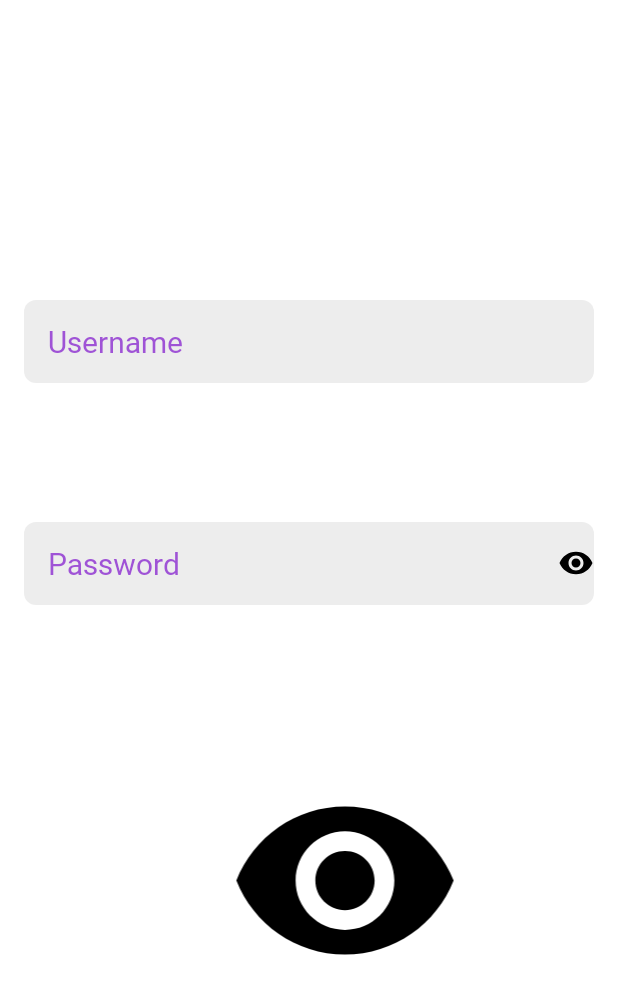
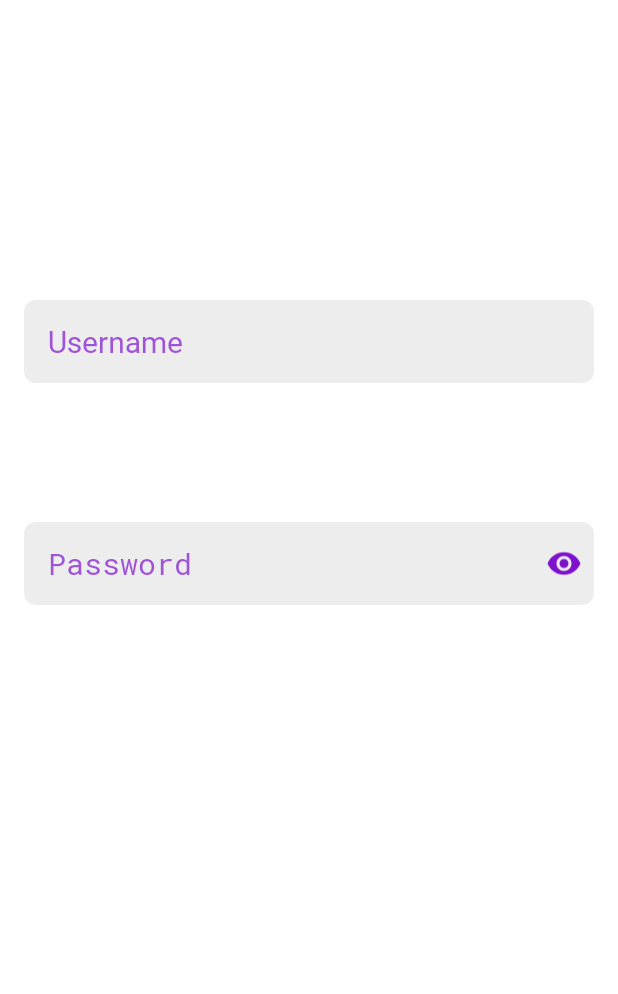
Before and after one commit to siddhantkumarupmanyu/DataStoreTest, an Android app: the screen it shows after launch (MainActivity), on a phone screen of 412 x 824 dp. Shown: the top 994 px of the screen. Run offline under Robolectric (Android 15) with nearby library versions, the phone set to English and light mode, and no system bars; our stand-ins replace data binding.

Commit message:
password field finished

```diff
--- a/app/src/main/java/com/example/datastore/FirstFragment.kt
+++ b/app/src/main/java/com/example/datastore/FirstFragment.kt
@@ -2,10 +2,12 @@ package com.example.datastore
 
 import android.graphics.drawable.Drawable
 import android.os.Bundle
+import android.text.InputType
 import android.view.LayoutInflater
 import android.view.View
 import android.view.ViewGroup
-import androidx.appcompat.content.res.AppCompatResources
+import android.widget.EditText
+import android.widget.ImageView
 import androidx.fragment.app.Fragment
 import androidx.vectordrawable.graphics.drawable.Animatable2Compat
 import androidx.vectordrawable.graphics.drawable.AnimatedVectorDrawableCompat
@@ -32,43 +34,57 @@ class FirstFragment : Fragment() {
     override fun onViewCreated(view: View, savedInstanceState: Bundle?) {
         super.onViewCreated(view, savedInstanceState)
 
-        setUpPassword()
-
-        setUpImageView()
+        setUpPasswordView(binding.passwordImageView, binding.password)
     }
 
-    private fun setUpImageView() {
-        binding.imageView.setImageDrawable(
+    private fun setUpPasswordView(imageView: ImageView, editText: EditText) {
+        imageView.setImageDrawable(
             AnimatedVectorDrawableCompat.create(
                 requireContext(),
                 R.drawable.anim_cut_the_eye
             )!!
         )
 
-        binding.imageView.setOnClickListener(object : View.OnClickListener {
+        imageView.setOnClickListener(object : View.OnClickListener {
             var isCut = false
 
             override fun onClick(v: View?) {
-                val drawable = binding.imageView.drawable as AnimatedVectorDrawableCompat
+                val drawable = imageView.drawable as AnimatedVectorDrawableCompat
 
                 drawable.registerAnimationCallback(object : Animatable2Compat.AnimationCallback() {
-                    override fun onAnimationEnd(drawable: Drawable?) {
-                        super.onAnimationEnd(drawable)
+                    override fun onAnimationEnd(d: Drawable?) {
+                        super.onAnimationEnd(d)
+
+                        drawable.unregisterAnimationCallback(this)
 
                         isCut = !isCut
 
-                        val avd: AnimatedVectorDrawableCompat = if (isCut) {
-                            AnimatedVectorDrawableCompat.create(
+                        val avd: AnimatedVectorDrawableCompat
+
+                        if (isCut) {
+                            avd = AnimatedVectorDrawableCompat.create(
                                 requireContext(),
                                 R.drawable.anim_remove_the_cut
                             )!!
+
+                            editText.performAndRestoreCursorPosition {
+                                editText.inputType =
+                                    InputType.TYPE_CLASS_TEXT or InputType.TYPE_TEXT_VARIATION_VISIBLE_PASSWORD
+                            }
+
                         } else {
-                            AnimatedVectorDrawableCompat.create(
+                            avd = AnimatedVectorDrawableCompat.create(
                                 requireContext(),
                                 R.drawable.anim_cut_the_eye
                             )!!
+
+                            editText.performAndRestoreCursorPosition {
+                                editText.inputType =
+                                    InputType.TYPE_CLASS_TEXT or InputType.TYPE_TEXT_VARIATION_PASSWORD
+                            }
+
                         }
-                        binding.imageView.setImageDrawable(avd)
+                        imageView.setImageDrawable(avd)
                     }
                 })
 
@@ -77,21 +93,13 @@ class FirstFragment : Fragment() {
         })
     }
 
-    private fun setUpPassword() {
-        val on =
-            AppCompatResources.getDrawable(requireContext(), R.drawable.visibility_on)!!
-        // // val visibilityOffDrawable =
-        // //     AppCompatResources.getDrawable(requireContext(), R.drawable.visiblity_off)
-        //
-        //
-        // on.callback
-        //
-        binding.password.setCompoundDrawablesWithIntrinsicBounds(null, null, on, null)
+    private fun EditText.performAndRestoreCursorPosition(operation: () -> Unit) {
+        val selectionStart = this.selectionStart
+        val selectionEnd = this.selectionEnd
+        operation.invoke()
+        this.setSelection(selectionStart, selectionEnd)
+    }
 
-        // binding.password.setOnTouchListener(
-        //
-        // )
-    }
 
     override fun onDestroyView() {
         super.onDestroyView()
--- a/app/src/main/res/drawable/anim_cut_the_eye.xml
+++ b/app/src/main/res/drawable/anim_cut_the_eye.xml
@@ -1,5 +1,4 @@
-<animated-vector
-    xmlns:android="http://schemas.android.com/apk/res/android"
+<animated-vector xmlns:android="http://schemas.android.com/apk/res/android"
     xmlns:aapt="http://schemas.android.com/aapt">
     <aapt:attr name="android:drawable">
         <vector
@@ -10,44 +9,44 @@
             android:viewportHeight="24">
             <path
                 android:name="path"
-                android:pathData="M 12 4.5 C 7 4.5 2.73 7.61 1 12 C 2.73 16.39 7 19.5 12 19.5 C 17 19.5 21.27 16.39 23 12 C 21.27 7.61 17 4.5 12 4.5 Z M 12 17 C 9.24 17 7 14.76 7 12 C 7 9.24 9.24 7 12 7 C 14.76 7 17 9.24 17 12 C 17 14.76 14.76 17 12 17 Z M 12 9 C 10.34 9 9 10.34 9 12 C 9 13.66 10.34 15 12 15 C 13.66 15 15 13.66 15 12 C 15 10.34 13.66 9 12 9 Z"
-                android:fillColor="#000000"/>
+                android:fillColor="@color/main"
+                android:pathData="M 12 4.5 C 7 4.5 2.73 7.61 1 12 C 2.73 16.39 7 19.5 12 19.5 C 17 19.5 21.27 16.39 23 12 C 21.27 7.61 17 4.5 12 4.5 Z M 12 17 C 9.24 17 7 14.76 7 12 C 7 9.24 9.24 7 12 7 C 14.76 7 17 9.24 17 12 C 17 14.76 14.76 17 12 17 Z M 12 9 C 10.34 9 9 10.34 9 12 C 9 13.66 10.34 15 12 15 C 13.66 15 15 13.66 15 12 C 15 10.34 13.66 9 12 9 Z" />
             <group android:name="group">
                 <path
                     android:name="path_1"
+                    android:fillType="evenOdd"
                     android:pathData="M 4 3 l 0 0"
-                    android:strokeColor="#ffffff"
                     android:strokeWidth="2"
-                    android:fillType="evenOdd"/>
+                    android:strokeColor="#ffffff" />
                 <path
                     android:name="path_2"
+                    android:fillType="evenOdd"
                     android:pathData="M 3 4 l 0 0"
-                    android:strokeColor="#000000"
                     android:strokeWidth="2"
-                    android:fillType="evenOdd"/>
+                    android:strokeColor="@color/main" />
             </group>
         </vector>
     </aapt:attr>
     <target android:name="path_1">
         <aapt:attr name="android:animation">
             <objectAnimator
+                android:duration="300"
+                android:interpolator="@android:anim/decelerate_interpolator"
                 android:propertyName="pathData"
-                android:duration="300"
                 android:valueFrom="M 4 3 L 4 3"
                 android:valueTo="M 4 3 L 21 20"
-                android:valueType="pathType"
-                android:interpolator="@android:anim/decelerate_interpolator"/>
+                android:valueType="pathType" />
         </aapt:attr>
     </target>
     <target android:name="path_2">
         <aapt:attr name="android:animation">
             <objectAnimator
+                android:duration="300"
+                android:interpolator="@android:anim/decelerate_interpolator"
                 android:propertyName="pathData"
-                android:duration="300"
                 android:valueFrom="M 3 4 L 3 4"
                 android:valueTo="M 3 4 L 20 21"
-                android:valueType="pathType"
-                android:interpolator="@android:anim/decelerate_interpolator"/>
+                android:valueType="pathType" />
         </aapt:attr>
     </target>
 </animated-vector>
--- a/app/src/main/res/drawable/anim_remove_the_cut.xml
+++ b/app/src/main/res/drawable/anim_remove_the_cut.xml
@@ -1,5 +1,4 @@
-<animated-vector
-    xmlns:android="http://schemas.android.com/apk/res/android"
+<animated-vector xmlns:android="http://schemas.android.com/apk/res/android"
     xmlns:aapt="http://schemas.android.com/aapt">
     <aapt:attr name="android:drawable">
         <vector
@@ -10,45 +9,45 @@
             android:viewportHeight="24">
             <path
                 android:name="path"
-                android:pathData="M 12 4.5 C 7 4.5 2.73 7.61 1 12 C 2.73 16.39 7 19.5 12 19.5 C 17 19.5 21.27 16.39 23 12 C 21.27 7.61 17 4.5 12 4.5 Z M 12 17 C 9.24 17 7 14.76 7 12 C 7 9.24 9.24 7 12 7 C 14.76 7 17 9.24 17 12 C 17 14.76 14.76 17 12 17 Z M 12 9 C 10.34 9 9 10.34 9 12 C 9 13.66 10.34 15 12 15 C 13.66 15 15 13.66 15 12 C 15 10.34 13.66 9 12 9 Z"
-                android:fillColor="#000000"/>
+                android:fillColor="@color/main"
+                android:pathData="M 12 4.5 C 7 4.5 2.73 7.61 1 12 C 2.73 16.39 7 19.5 12 19.5 C 17 19.5 21.27 16.39 23 12 C 21.27 7.61 17 4.5 12 4.5 Z M 12 17 C 9.24 17 7 14.76 7 12 C 7 9.24 9.24 7 12 7 C 14.76 7 17 9.24 17 12 C 17 14.76 14.76 17 12 17 Z M 12 9 C 10.34 9 9 10.34 9 12 C 9 13.66 10.34 15 12 15 C 13.66 15 15 13.66 15 12 C 15 10.34 13.66 9 12 9 Z" />
             <group android:name="group">
                 <path
                     android:name="path_1"
+                    android:fillAlpha="0"
+                    android:fillType="evenOdd"
                     android:pathData="M 4 3 L 21 20"
-                    android:fillAlpha="0"
-                    android:strokeColor="#ffffff"
                     android:strokeWidth="2"
-                    android:fillType="evenOdd"/>
+                    android:strokeColor="#ffffff" />
                 <path
                     android:name="path_2"
+                    android:fillType="evenOdd"
                     android:pathData="M 3 4 L 20 21"
-                    android:strokeColor="#000000"
                     android:strokeWidth="2"
-                    android:fillType="evenOdd"/>
+                    android:strokeColor="@color/main" />
             </group>
         </vector>
     </aapt:attr>
     <target android:name="path_1">
         <aapt:attr name="android:animation">
             <objectAnimator
+                android:duration="300"
+                android:interpolator="@android:anim/decelerate_interpolator"
                 android:propertyName="pathData"
-                android:duration="300"
                 android:valueFrom="M 4 3 L 21 20"
                 android:valueTo="M 4 3 L 4 3"
-                android:valueType="pathType"
-                android:interpolator="@android:anim/decelerate_interpolator"/>
+                android:valueType="pathType" />
         </aapt:attr>
     </target>
     <target android:name="path_2">
         <aapt:attr name="android:animation">
             <objectAnimator
+                android:duration="300"
+                android:interpolator="@android:anim/decelerate_interpolator"
                 android:propertyName="pathData"
-                android:duration="300"
                 android:valueFrom="M 3 4 L 20 21"
                 android:valueTo="M 3 4 L 3 4"
-                android:valueType="pathType"
-                android:interpolator="@android:anim/decelerate_interpolator"/>
+                android:valueType="pathType" />
         </aapt:attr>
     </target>
 </animated-vector>
--- a/app/src/main/res/drawable/visibility_on.xml
+++ /dev/null
@@ -1,10 +0,0 @@
-<vector xmlns:android="http://schemas.android.com/apk/res/android"
-    android:width="24dp"
-    android:height="24dp"
-    android:tint="#000000"
-    android:viewportWidth="24"
-    android:viewportHeight="24">
-    <path
-        android:fillColor="@android:color/white"
-        android:pathData="M12,4.5C7,4.5 2.73,7.61 1,12c1.73,4.39 6,7.5 11,7.5s9.27,-3.11 11,-7.5c-1.73,-4.39 -6,-7.5 -11,-7.5zM12,17c-2.76,0 -5,-2.24 -5,-5s2.24,-5 5,-5 5,2.24 5,5 -2.24,5 -5,5zM12,9c-1.66,0 -3,1.34 -3,3s1.34,3 3,3 3,-1.34 3,-3 -1.34,-3 -3,-3z" />
-</vector>
--- a/app/src/main/res/layout/fragment_first.xml
+++ b/app/src/main/res/layout/fragment_first.xml
@@ -11,7 +11,7 @@
 
         <EditText
             android:id="@+id/username"
-            style="@style/Widget.AppCompat.EditText.InputField"
+            style="@style/Widget.AppCompat.EditText.InputFieldWithBackground"
             android:layout_width="0dp"
             android:layout_height="wrap_content"
             android:layout_marginStart="16dp"
@@ -24,31 +24,39 @@
             app:layout_constraintStart_toStartOf="parent"
             app:layout_constraintTop_toTopOf="parent" />
 
-        <EditText
-            android:id="@+id/password"
-            style="@style/Widget.AppCompat.EditText.InputField"
+        <LinearLayout
             android:layout_width="0dp"
             android:layout_height="wrap_content"
             android:layout_marginStart="16dp"
             android:layout_marginTop="348dp"
             android:layout_marginEnd="16dp"
-            android:hint="@string/password_hint"
-            android:inputType="textPassword"
-            android:singleLine="true"
+            android:background="@drawable/react_background"
+            android:orientation="horizontal"
             app:layout_constraintEnd_toEndOf="parent"
             app:layout_constraintHorizontal_bias="0.0"
             app:layout_constraintStart_toStartOf="parent"
-            app:layout_constraintTop_toTopOf="parent" />
+            app:layout_constraintTop_toTopOf="parent">
 
-        <ImageView
-            android:id="@+id/imageView"
-            android:layout_width="180dp"
-            android:layout_height="158dp"
-            android:layout_marginStart="140dp"
-            android:layout_marginTop="508dp"
-            app:layout_constraintStart_toStartOf="parent"
-            app:layout_constraintTop_toTopOf="parent"
-            tools:src="@drawable/anim_cut_the_eye" />
+            <EditText
+                android:id="@+id/password"
+                style="@style/Widget.AppCompat.EditText.InputField"
+                android:layout_width="0dp"
+                android:layout_height="wrap_content"
+                android:layout_weight="1"
+                android:fontFamily="@font/roboto_mono"
+                android:hint="@string/password_hint"
+                android:inputType="textPassword"
+                android:singleLine="true" />
+
+            <ImageView
+                android:id="@+id/password_image_view"
+                android:layout_width="36dp"
+                android:layout_height="match_parent"
+                android:paddingLeft="4dp"
+                android:paddingRight="8dp"
+                tools:src="@drawable/anim_cut_the_eye" />
+
+        </LinearLayout>
 
     </androidx.constraintlayout.widget.ConstraintLayout>
 
--- a/app/src/main/res/values/styles.xml
+++ b/app/src/main/res/values/styles.xml
@@ -2,7 +2,7 @@
 <resources>
 
     <style name="Widget.AppCompat.EditText.InputField">
-        <item name="android:background">@drawable/react_background</item>
+        <item name="android:background">@null</item>
         <item name="android:fontFamily">@font/roboto</item>
         <item name="android:paddingLeft">16dp</item>
         <item name="android:paddingTop">14dp</item>
@@ -14,4 +14,8 @@
         <item name="android:textSize">20sp</item>
     </style>
 
+    <style name="Widget.AppCompat.EditText.InputFieldWithBackground" parent="Widget.AppCompat.EditText.InputField">
+        <item name="android:background">@drawable/react_background</item>
+    </style>
+
 </resources>
```
Also changed, not shown: app/src/main/res/drawable/test_line.xml (deleted, +0 -21 lines), app/src/main/res/drawable/visibility_off.xml (deleted, +0 -10 lines), app/src/main/res/drawable/visibility_off_temp.xml (deleted, +0 -23 lines), app/src/main/res/font/roboto_mono.ttf (added).
